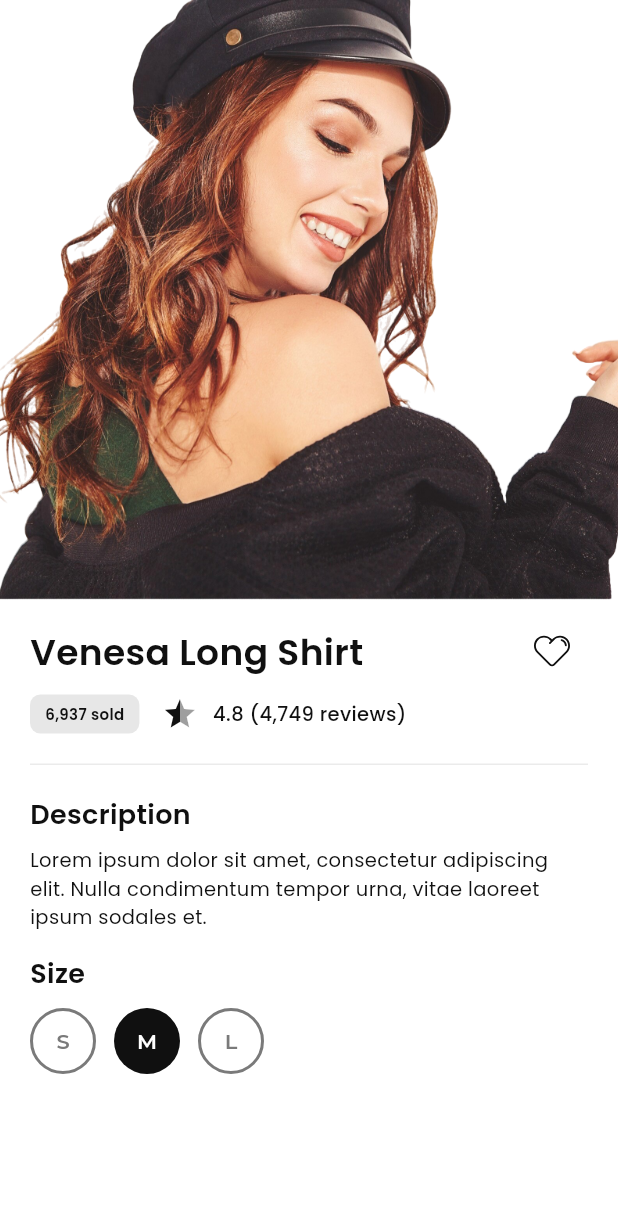
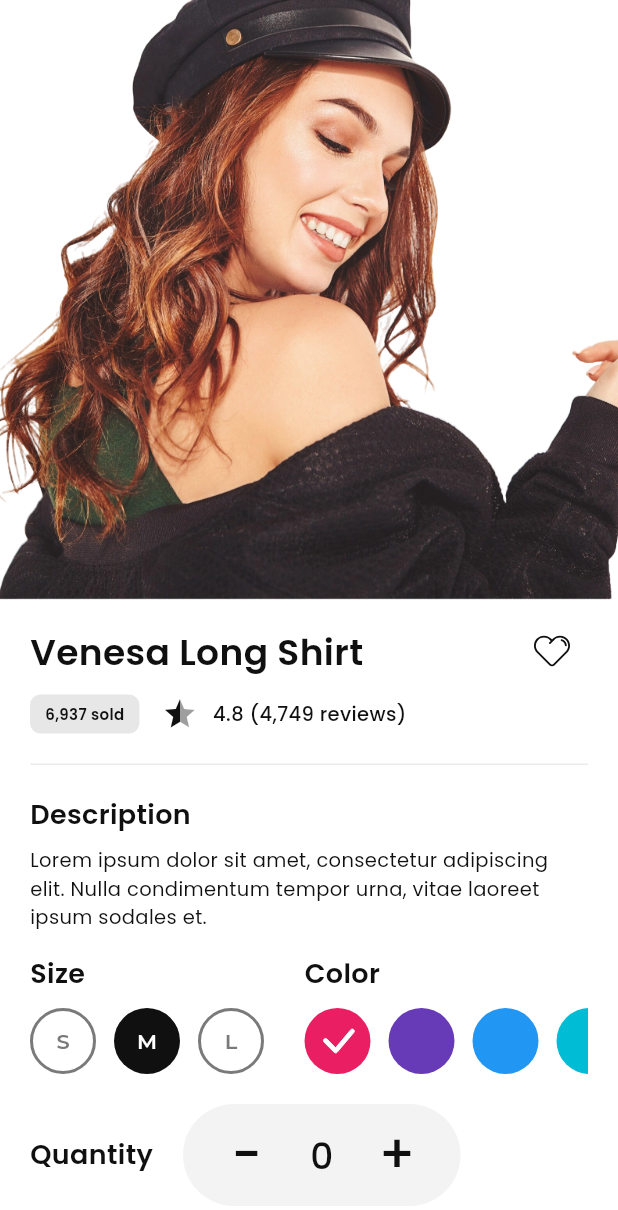
Before and after one commit to Aman-Singh-Rawat/E-Commerce-App, a Flutter app: the screen it shows after launch, on a phone screen of 412 x 824 dp. Shown: the top 1210 px of the screen. Run offline on Flutter 3.47's test engine with Material 3 defaults, Android fonts, the phone set to English and light mode, and no system bars; drawn by our look-alikes of flutter_rating_bar; our stand-ins replace carousel_slider, flutter_svg, google_fonts, intl_phone_field, transparent_image.

Commit message:
add quantity in product_detail_screen

```diff
--- a/lib/main.dart
+++ b/lib/main.dart
@@ -22,7 +22,7 @@ class MyApp extends StatelessWidget {
       debugShowCheckedModeBanner: false,
       initialRoute: "/",
       routes: {
-        "/": (context) => ProductDetailScreen(),
+        "/": (context) => const ProductDetailScreen(),
         "/bottomNavBar": (context) => const BottomNavBar(),
       },
     );
--- a/lib/ui/screens/home/product_detail_screen.dart
+++ b/lib/ui/screens/home/product_detail_screen.dart
@@ -5,7 +5,7 @@ import 'package:google_fonts/google_fonts.dart';
 import 'package:shoesy/ui/widgets/quantity_of_sold_item.dart';
 
 class ProductDetailScreen extends StatefulWidget {
-  ProductDetailScreen({super.key});
+  const ProductDetailScreen({super.key});
 
   @override
   State<ProductDetailScreen> createState() => _ProductDetailScreenState();
@@ -13,14 +13,23 @@ class ProductDetailScreen extends StatefulWidget {
 
 class _ProductDetailScreenState extends State<ProductDetailScreen> {
   final List<String> sizeList = ["S", "M", "L"];
+  final List<Color> productColor = [
+    Colors.pink,
+    Colors.deepPurple,
+    Colors.blue,
+    Colors.cyan
+  ];
 
   int _selectedIndex = 1;
+  int _colorSelectedIndex = 0;
+  int _count = 0;
 
   @override
   Widget build(BuildContext context) {
     return Scaffold(
       backgroundColor: Colors.white,
-      body: Column(
+      body: SingleChildScrollView(
+        child: Column(
           mainAxisAlignment: MainAxisAlignment.start,
           children: [
             Image.asset(
@@ -116,7 +125,9 @@ class _ProductDetailScreenState extends State<ProductDetailScreen> {
                     ),
                   ),
                   const SizedBox(height: 15),
-                Row(
+                  SingleChildScrollView(
+                    scrollDirection: Axis.horizontal,
+                    child: Row(
                       children: [
                         Column(
                           crossAxisAlignment: CrossAxisAlignment.start,
@@ -174,6 +185,110 @@ class _ProductDetailScreenState extends State<ProductDetailScreen> {
                               ),
                             )
                           ],
+                        ),
+                        const SizedBox(width: 15),
+                        Column(
+                          crossAxisAlignment: CrossAxisAlignment.start,
+                          children: [
+                            Text(
+                              "Color",
+                              style: GoogleFonts.poppins(
+                                color: const Color(0xFF101010),
+                                fontWeight: FontWeight.w600,
+                                fontSize: 18,
+                              ),
+                            ),
+                            const SizedBox(height: 10),
+                            Row(
+                              children: List.generate(
+                                productColor.length,
+                                (index) {
+                                  return Container(
+                                    margin: const EdgeInsets.only(right: 12),
+                                    width: 44,
+                                    height: 44,
+                                    decoration: BoxDecoration(
+                                        color: productColor[index],
+                                        borderRadius: const BorderRadius.all(
+                                            Radius.circular(44))),
+                                    child: InkWell(
+                                      borderRadius: BorderRadius.circular(44),
+                                      onTap: () {
+                                        setState(() {
+                                          _colorSelectedIndex = index;
+                                        });
+                                      },
+                                      child: Center(
+                                        child: _colorSelectedIndex == index
+                                            ? SvgPicture.asset(
+                                                "assets/images/ic_correct.svg",
+                                                width: 30,
+                                                height: 30,
+                                              )
+                                            : null,
+                                      ),
+                                    ),
+                                  );
+                                },
+                              ),
+                            )
+                          ],
+                        ),
+                      ],
+                    ),
+                  ),
+                  const SizedBox(height: 20),
+                  Row(
+                    children: [
+                      Text(
+                        "Quantity",
+                        style: GoogleFonts.poppins(
+                          color: const Color(0xFF101010),
+                          fontWeight: FontWeight.w600,
+                          fontSize: 18,
+                        ),
+                      ),
+                      const SizedBox(width: 20),
+                      Container(
+                        width: 185,
+                        height: 68,
+                        decoration: BoxDecoration(
+                            color: const Color(0xFFF3F3F3),
+                            borderRadius: BorderRadius.circular(40)),
+                        child: Row(
+                          mainAxisAlignment: MainAxisAlignment.spaceEvenly,
+                          crossAxisAlignment: CrossAxisAlignment.center,
+                          children: [
+                            TextButton(
+                              onPressed: () {},
+                              child: Text(
+                                "-",
+                                style: GoogleFonts.poppins(
+                                  color: const Color(0xFF101010),
+                                  fontSize: 35,
+                                ),
+                              ),
+                            ),
+                            Text(
+                              "$_count",
+                              style: GoogleFonts.poppins(
+                                color: const Color(0xFF101010),
+                                fontSize: 24,
+                                fontWeight: FontWeight.w500,
+                              ),
+                            ),
+                            TextButton(
+                              onPressed: () {},
+                              child: Text(
+                                "+",
+                                style: GoogleFonts.poppins(
+                                  color: const Color(0xFF101010),
+                                  fontSize: 35,
+                                ),
+                              ),
+                            )
+                          ],
+                        ),
                       )
                     ],
                   )
@@ -182,6 +297,7 @@ class _ProductDetailScreenState extends State<ProductDetailScreen> {
             )
           ],
         ),
+      ),
     );
   }
 }
```
Also changed, not shown: assets/images/ic_correct.svg (added). Lines whose indentation alone changed are shown as unchanged.
